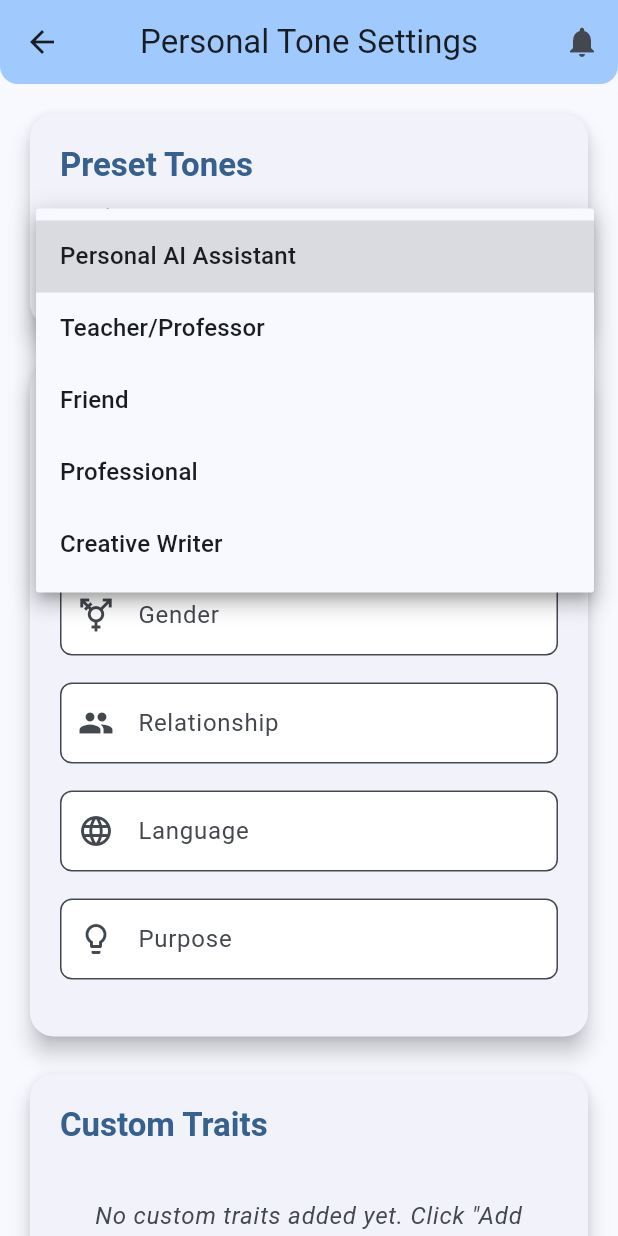
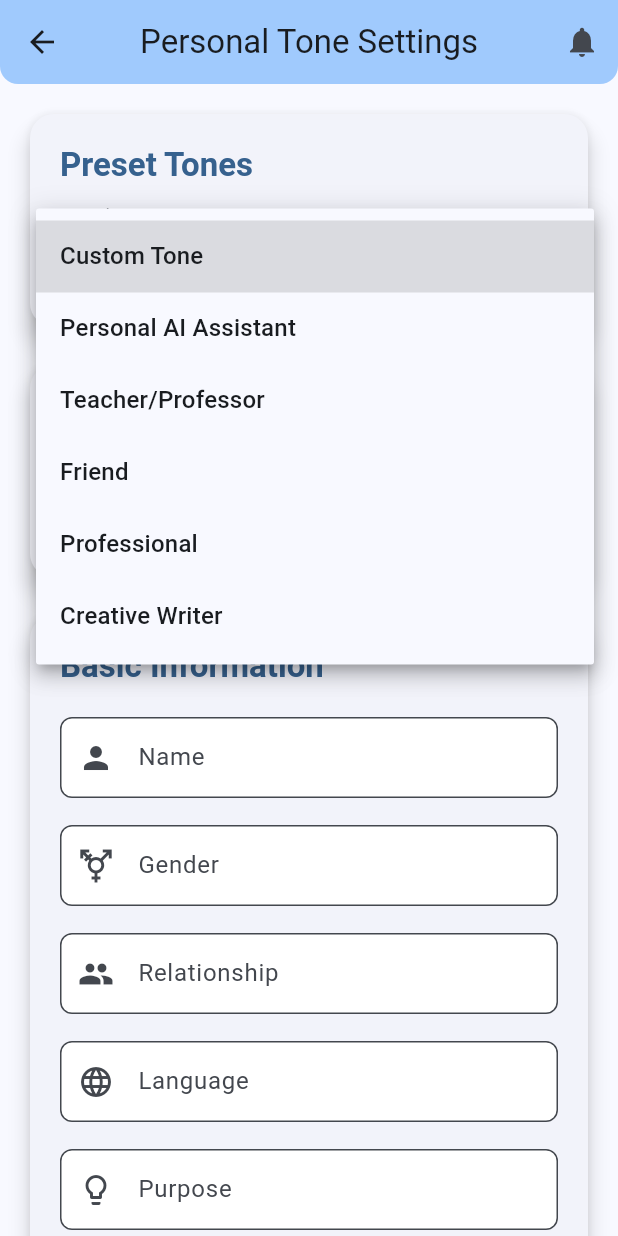
Before and after one commit to Pi-Dev-0/Pi-QBank, a Flutter app: the PersonalToneSettingPage screen opened directly, after a tap on "Choose a preset", on a phone screen of 412 x 824 dp. Run offline on Flutter 3.47's test engine with Material 3 defaults, Android fonts, the phone set to English and light mode, and no system bars; our stand-ins replace connectivity_plus, curved_navigation_bar, file_picker, image_picker, logger, open_file and 5 more; missing offline and left inert: syncfusion_flutter_pdfviewer; accounts and stored records are empty; network calls fail; Roboto replaces fonts that are missing (HindSiliguri).

Commit message:
feat: Allow user to select AI model and improve tone settings
This commit introduces the ability for users to select their preferred AI model for text-based conversations.

Changes include:
- **AI Page:**
    - Added `_selectedModel` variable to store the chosen model.
    - Updated `initState` to load the selected model from preferences.
    - Modified the `generateContent` API call to use `_selectedModel` for text chat.
    - Simplified the error message displayed to the user.
- **Personal Tone Setting Page:**
    - Added a new "Model Settings" section with a dropdown to select from a list of available Gemini models.
    - Implemented saving and loading of the `_selectedModel` to/from shared preferences.
    - Introduced a "Custom Tone" preset to allow users to clear all tone settings and start fresh.
    - Ensured that selecting a preset correctly populates the tone fields and clears them for "Custom Tone".

```diff
--- a/lib/pages/ai_page.dart
+++ b/lib/pages/ai_page.dart
@@ -31,6 +31,7 @@ class _AIPageState extends State<AIPage> {
   String _toneLanguage = '';
   String _tonePurpose = '';
   List<Map<String, String>> _customTraits = [];
+  String _selectedModel = 'gemini-2.5-flash-preview-05-20'; // Default model
 
   @override
   void initState() {
@@ -56,6 +57,7 @@ class _AIPageState extends State<AIPage> {
       } else {
         _customTraits = [];
       }
+      _selectedModel = prefs.getString('selected_model') ?? 'gemini-2.5-flash-preview-05-20'; // Default to gemini-2.5-flash-preview-05-20 if not found
     });
   }
 
@@ -110,8 +112,8 @@ class _AIPageState extends State<AIPage> {
 
     try {
       final String model = _selectedImage != null
-          ? 'gemini-2.0-flash'
-          : 'gemini-2.5-flash-preview-05-20';
+          ? 'gemini-2.0-flash' // Model for image chat
+          : _selectedModel; // Use selected model for text chat
       final String geminiApiKey = AppConfig.geminiApiKey;
       final url = Uri.parse(
           'https://generativelanguage.googleapis.com/v1beta/models/$model:generateContent?key=$geminiApiKey');
@@ -208,7 +210,7 @@ class _AIPageState extends State<AIPage> {
     } catch (e) {
       setState(() {
         _messages.add(ChatMessage(
-            text: 'Error: Failed to get response. Please try again. ($e)',
+            text: 'Sorry. Something went wrong!', // Simplified error message
             isUser: false));
       });
     } finally {
--- a/lib/pages/personal_tone_setting_page.dart
+++ b/lib/pages/personal_tone_setting_page.dart
@@ -18,8 +18,26 @@ class _PersonalToneSettingPageState extends State<PersonalToneSettingPage> {
   final TextEditingController _languageController = TextEditingController();
   final TextEditingController _purposeController = TextEditingController();
   final List<Map<String, String>> _customTraits = [];
+  String? _selectedModel;
+  final List<String> _availableModels = [
+    'gemini-1.5-flash-latest',
+    'gemini-1.5-pro-latest',
+    'gemini-pro',
+    'gemini-ultra',
+    'gemini-2.0-flash',
+    'gemini-2.5-flash-preview-05-20',
+  ];
 
   final List<Map<String, dynamic>> _presetTones = [
+    {
+      'name': 'Custom Tone',
+      'gender': '',
+      'relationship': '',
+      'language': '',
+      'purpose': '',
+      'customTraits': [],
+      'isCustom': true, // Add a flag to identify custom tone
+    },
     {
       'name': 'Personal AI Assistant',
       'gender': 'Neutral',
@@ -103,7 +121,9 @@ class _PersonalToneSettingPageState extends State<PersonalToneSettingPage> {
         for (var jsonString in customTraitsJson) {
           _customTraits.add(Map<String, String>.from(jsonDecode(jsonString)));
         }
-      }
+      } // Added missing brace here
+      _selectedModel =
+          prefs.getString('selected_model') ?? 'gemini-2.5-flash-preview-05-20';
     });
   }
 
@@ -114,6 +134,8 @@ class _PersonalToneSettingPageState extends State<PersonalToneSettingPage> {
     await prefs.setString('tone_relationship', _relationshipController.text);
     await prefs.setString('tone_language', _languageController.text);
     await prefs.setString('tone_purpose', _purposeController.text);
+    await prefs.setString(
+        'selected_model', _selectedModel ?? 'gemini-2.5-flash-preview-05-20');
 
     final customTraitsJson =
         _customTraits.map((trait) => jsonEncode(trait)).toList();
@@ -160,6 +182,16 @@ class _PersonalToneSettingPageState extends State<PersonalToneSettingPage> {
         for (var trait in preset['customTraits']) {
           _customTraits.add(Map<String, String>.from(trait));
         }
+      }
+
+      // Clear fields if 'Custom Tone' is selected
+      if (preset['isCustom'] == true) {
+        _nameController.clear();
+        _genderController.clear();
+        _relationshipController.clear();
+        _languageController.clear();
+        _purposeController.clear();
+        _customTraits.clear();
       }
     });
     ScaffoldMessenger.of(context).showSnackBar(
@@ -243,6 +275,61 @@ class _PersonalToneSettingPageState extends State<PersonalToneSettingPage> {
                         }
                       },
                       hint: Text('Choose a preset'),
+                    ),
+                  ],
+                ),
+              ),
+            ),
+            Card(
+              elevation: 6,
+              shape: RoundedRectangleBorder(
+                  borderRadius: BorderRadius.circular(16)),
+              margin: const EdgeInsets.only(bottom: 25),
+              child: Padding(
+                padding: const EdgeInsets.all(20.0),
+                child: Column(
+                  crossAxisAlignment: CrossAxisAlignment.start,
+                  children: [
+                    Text(
+                      'Model Settings',
+                      style: textTheme.titleLarge?.copyWith(
+                        fontWeight: FontWeight.w600,
+                        color: colorScheme.primary,
+                      ),
+                    ),
+                    const SizedBox(height: 20),
+                    SizedBox( // Wrap with SizedBox to force full width
+                      width: double.infinity,
+                      child: DropdownButtonFormField<String>(
+                        isExpanded: true, // Add this to prevent overflow
+                        decoration: InputDecoration(
+                          labelText: 'Select AI Model',
+                          border: OutlineInputBorder(
+                              borderRadius: BorderRadius.circular(8.0)),
+                          filled: true,
+                          fillColor: colorScheme.surfaceContainerLowest,
+                          prefixIcon: Icon(Icons.memory,
+                              color: colorScheme.onSurfaceVariant),
+                          contentPadding: const EdgeInsets.symmetric(
+                              vertical: 15, horizontal: 12),
+                        ),
+                        value: _selectedModel,
+                        items: _availableModels.map((model) {
+                          return DropdownMenuItem<String>(
+                            value: model,
+                            child: Text(
+                              model,
+                              overflow: TextOverflow.ellipsis, // Add this to handle text overflow
+                            ),
+                          );
+                        }).toList(),
+                        onChanged: (selectedModel) {
+                          setState(() {
+                            _selectedModel = selectedModel;
+                          });
+                        },
+                        hint: Text('Choose a model'),
+                      ),
                     ),
                   ],
                 ),
```
